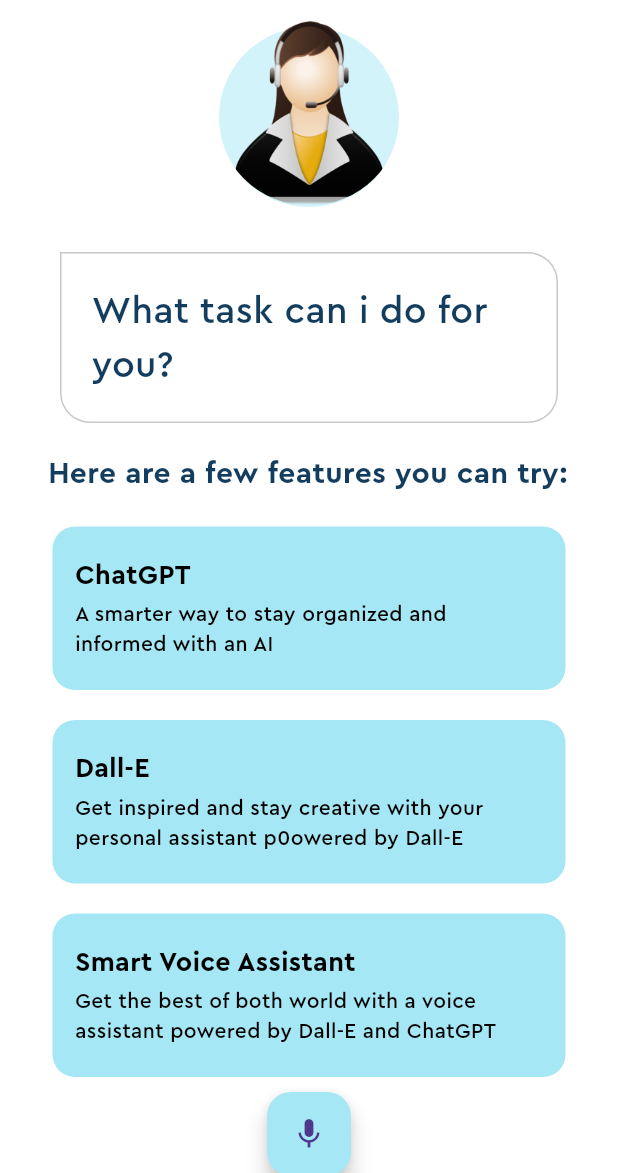
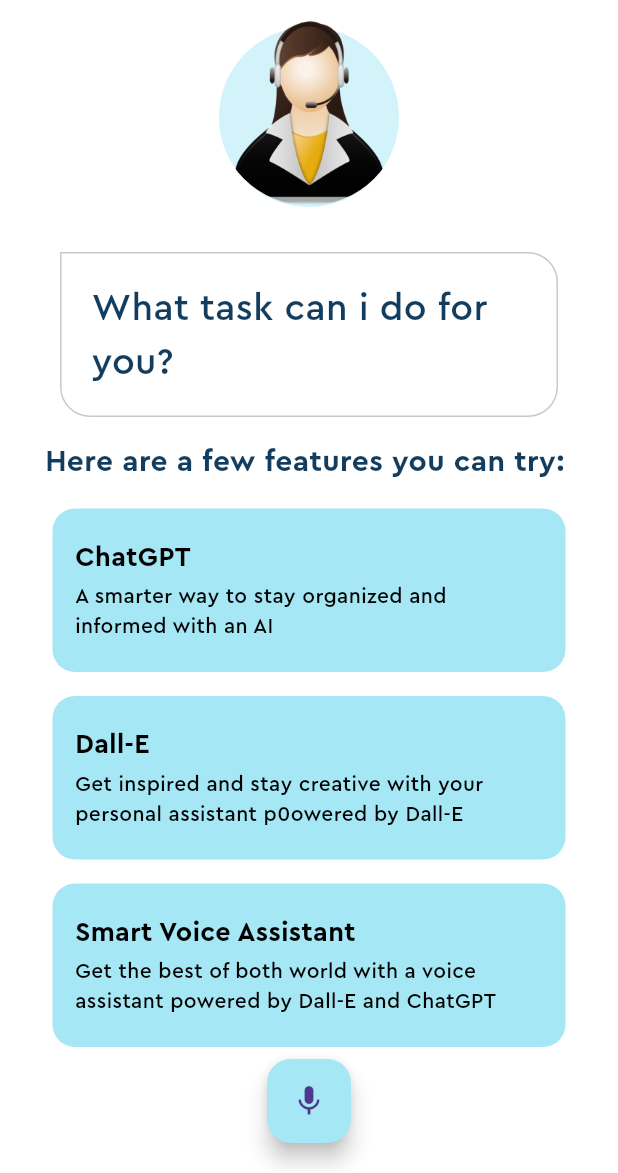
Before and after one commit to Kapil619/AI_Assistant, a Flutter app: the screen it shows after launch, on a phone screen of 412 x 824 dp, the part 63-1236 px from its top. Run offline on Flutter 3.47's test engine with Material 3 defaults, Android fonts, the phone set to English and light mode, and no system bars.

Commit message:
Installed speech to text package & overflow fixes for local device

```diff
--- a/lib/feature_box.dart
+++ b/lib/feature_box.dart
@@ -14,7 +14,7 @@ class FeatureBox extends StatelessWidget {
   @override
   Widget build(BuildContext context) {
     return Container(
-      margin: const EdgeInsets.symmetric(horizontal: 35, vertical: 10),
+      margin: const EdgeInsets.symmetric(horizontal: 35, vertical: 8),
       decoration: BoxDecoration(
         color: color,
         borderRadius: const BorderRadius.all(
--- a/lib/home_page.dart
+++ b/lib/home_page.dart
@@ -48,7 +48,7 @@ class _HomePageState extends State<HomePage> {
           ),
           //chat bubble
           Container(
-            padding: const EdgeInsets.symmetric(horizontal: 20, vertical: 10),
+            padding: const EdgeInsets.symmetric(horizontal: 20, vertical: 8),
             margin:
                 const EdgeInsets.symmetric(horizontal: 40).copyWith(top: 30),
             decoration: BoxDecoration(
@@ -69,8 +69,8 @@ class _HomePageState extends State<HomePage> {
           ),
           //suggestions
           Container(
-            padding: const EdgeInsets.all(10),
-            margin: const EdgeInsets.only(top: 10, left: 22),
+            padding: const EdgeInsets.all(8),
+            margin: const EdgeInsets.only(top: 8, left: 22),
             alignment: Alignment.centerLeft,
             child: const Text(
               'Here are a few features you can try:',
@@ -81,6 +81,7 @@ class _HomePageState extends State<HomePage> {
                   fontWeight: FontWeight.bold),
             ),
           ),
+          //3 suggestions here
           const Column(
             children: [
               FeatureBox(
--- a/pubspec.yaml
+++ b/pubspec.yaml
@@ -34,6 +34,7 @@ dependencies:
   # The following adds the Cupertino Icons font to your application.
   # Use with the CupertinoIcons class for iOS style icons.
   cupertino_icons: ^1.0.2
+  speech_to_text: ^6.5.1
 
 dev_dependencies:
   flutter_test:
```
Also changed, not shown: pubspec.lock, 4 other files.
